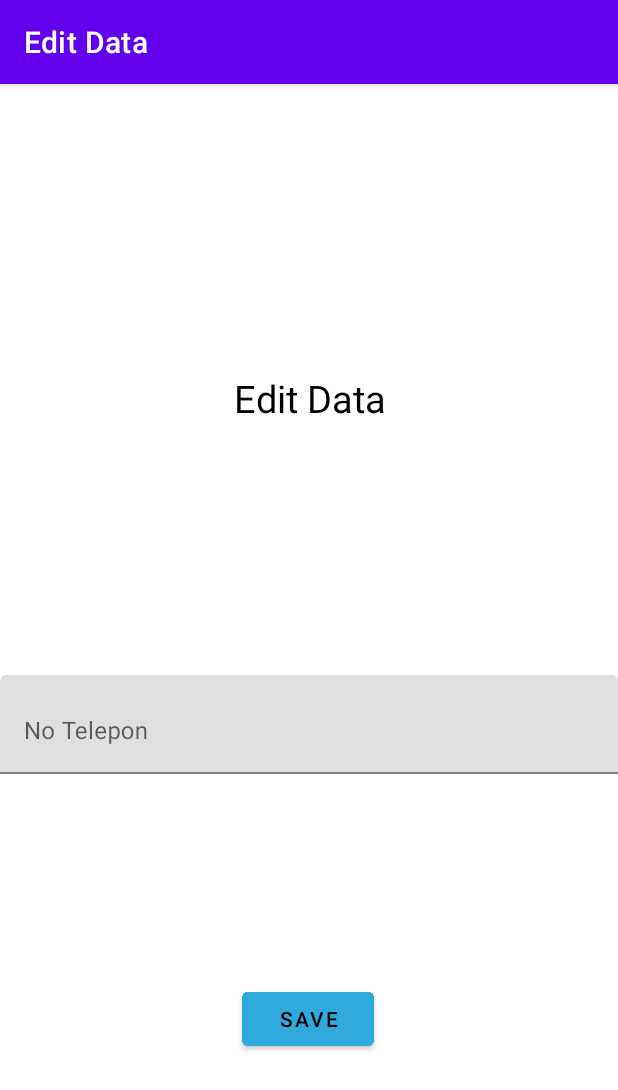
After one commit to Salwasalsabilaa/Activity7_PAM, an Android app: the edit_teman screen opened directly, with no data from a screen before it, on a phone screen of 412 x 824 dp. The commit adds this screen. Shown: the top 1090 px of the screen. Run offline under Robolectric (Android 15) with nearby library versions, the phone set to English and light mode, and no system bars.

Commit message:
Delete and Update

```diff
--- a/app/src/main/AndroidManifest.xml
+++ b/app/src/main/AndroidManifest.xml
@@ -10,6 +10,9 @@
         android:supportsRtl="true"
         android:theme="@style/Theme.ActSQLite">
         <activity
+            android:name=".edit_teman"
+            android:exported="false" />
+        <activity
             android:name=".MainActivity"
             android:exported="true">
             <intent-filter>
--- /dev/null
+++ b/app/src/main/java/com/example/actsqlite/edit_teman.java
@@ -0,0 +1,61 @@
+package com.example.actsqlite;
+
+import androidx.appcompat.app.AppCompatActivity;
+
+import android.content.Intent;
+import android.os.Bundle;
+import android.view.View;
+import android.widget.Button;
+import android.widget.Toast;
+
+import com.example.actsqlite.database.DBController;
+import com.google.android.material.textfield.TextInputEditText;
+
+import java.util.HashMap;
+
+public class edit_teman extends AppCompatActivity {
+    TextInputEditText Nama,Telepon;
+    Button Save;
+    String nma,tlp,id;
+    DBController controller = new DBController(this);
+
+    @Override
+    protected void onCreate(Bundle savedInstanceState) {
+        super.onCreate(savedInstanceState);
+        setContentView(R.layout.activity_edit_teman);
+
+        Nama = findViewById(R.id.edNama);
+        Telepon = findViewById(R.id.edTelp);
+        Save = findViewById(R.id.simpanBtn);
+        id = getIntent().getStringExtra("id");
+        nma = getIntent().getStringExtra("nama");
+        tlp = getIntent().getStringExtra("telpon");
+
+        setTitle("Edit Data");
+        Nama.setText(nma);
+        Telepon.setText(tlp);
+
+        Save.setOnClickListener(new View.OnClickListener(){
+            @Override
+            public void onClick(View v) {
+                if(Nama.getText().toString().equals("") || Telepon.getText().toString().equals("")){
+                    Toast.makeText(getApplicationContext(),"Mohon isi data terlebih dahulu !!!",Toast.LENGTH_LONG).show();
+                }else{
+                    nma = Nama.getText().toString();
+                    tlp = Telepon.getText().toString();
+                    HashMap<String,String> values = new HashMap<>();
+                    values.put("id",id);
+                    values.put("nama",nma);
+                    values.put("telpon",tlp);
+                    controller.UpdateData(values);
+                    callHome();
+                }
+            }
+        });
+    }
+    public void callHome(){
+        Intent i = new Intent(edit_teman.this,MainActivity.class);
+        startActivity(i);
+        finish();
+    }
+}
--- /dev/null
+++ b/app/src/main/res/layout/activity_edit_teman.xml
@@ -0,0 +1,75 @@
+<?xml version="1.0" encoding="utf-8"?>
+<androidx.constraintlayout.widget.ConstraintLayout xmlns:android="http://schemas.android.com/apk/res/android"
+    xmlns:app="http://schemas.android.com/apk/res-auto"
+    xmlns:tools="http://schemas.android.com/tools"
+    android:layout_width="match_parent"
+    android:layout_height="match_parent"
+    tools:context=".edit_teman">
+
+    <com.google.android.material.textfield.TextInputLayout
+        android:id="@+id/textInputLayout2"
+        android:layout_width="match_parent"
+        android:layout_height="wrap_content"
+        android:layout_marginTop="75dp"
+        app:layout_constraintBottom_toBottomOf="parent"
+        app:layout_constraintEnd_toEndOf="parent"
+        app:layout_constraintStart_toStartOf="parent"
+        app:layout_constraintTop_toTopOf="parent">
+
+        <com.google.android.material.textfield.TextInputEditText
+            android:id="@+id/edNama"
+            android:layout_width="match_parent"
+            android:layout_height="wrap_content"
+            android:hint="@string/tnama"
+            android:textColorHint="@color/black"
+            tools:background="@color/white"/>
+
+    </com.google.android.material.textfield.TextInputLayout>
+
+    <com.google.android.material.textfield.TextInputLayout
+        android:id="@+id/textInputLayout3"
+        android:layout_width="match_parent"
+        android:layout_height="wrap_content"
+        android:layout_marginTop="10dp"
+        app:layout_constraintEnd_toEndOf="@+id/textInputLayout2"
+        app:layout_constraintStart_toStartOf="@+id/textInputLayout2"
+        app:layout_constraintTop_toTopOf="@+id/textInputLayout2">
+
+        <com.google.android.material.textfield.TextInputEditText
+            android:id="@+id/edTelp"
+            android:layout_width="match_parent"
+            android:layout_height="wrap_content"
+            android:hint="@string/tnotelp"
+            android:textColor="@color/black"
+            android:textColorHint="@color/black"/>
+
+    </com.google.android.material.textfield.TextInputLayout>
+
+    <Button
+        android:id="@+id/simpanBtn"
+        android:layout_width="wrap_content"
+        android:layout_height="wrap_content"
+        android:text="@string/tsimpan"
+        android:textColor="@color/black"
+        android:backgroundTint="@color/blue"
+        app:layout_constraintBottom_toBottomOf="parent"
+        app:layout_constraintEnd_toEndOf="@+id/textInputLayout3"
+        app:layout_constraintHorizontal_bias="0.498"
+        app:layout_constraintStart_toStartOf="@+id/textInputLayout3"
+        app:layout_constraintTop_toTopOf="@+id/textInputLayout3"
+        app:layout_constraintVertical_bias="0.618"/>
+
+    <TextView
+        android:id="@+id/textView"
+        android:layout_width="127dp"
+        android:layout_height="66dp"
+        android:text="@string/teditdata"
+        android:textAlignment="center"
+        android:textColor="@color/black"
+        android:textSize="25dp"
+        app:layout_constraintBottom_toBottomOf="@+id/textInputLayout2"
+        app:layout_constraintEnd_toEndOf="parent"
+        app:layout_constraintStart_toStartOf="parent"
+        app:layout_constraintTop_toTopOf="parent"/>
+
+</androidx.constraintlayout.widget.ConstraintLayout>
--- /dev/null
+++ b/app/src/main/res/menu/menu.xml
@@ -0,0 +1,6 @@
+<?xml version="1.0" encoding="utf-8"?>
+<menu xmlns:android="http://schemas.android.com/apk/res/android">
+    <item android:id="@+id/mnEdit" android:title="@string/teditdata"/>
+    <item android:id="@+id/mnHapus" android:title="@string/tdeletedata"/>
+
+</menu>
--- a/app/src/main/res/values/colors.xml
+++ b/app/src/main/res/values/colors.xml
@@ -7,4 +7,5 @@
     <color name="teal_700">#FF018786</color>
     <color name="black">#FF000000</color>
     <color name="white">#FFFFFFFF</color>
+    <color name="blue">#30AADD</color>
 </resources>
--- a/app/src/main/res/values/strings.xml
+++ b/app/src/main/res/values/strings.xml
@@ -1,3 +1,11 @@
 <resources>
     <string name="app_name">ActSQLite</string>
+    <string name="tdeletedata">Delete Data</string>
+    <string name="tsimpan">Save</string>
+    <string name="tcancel">Cancel</string>
+    <string name="teditdata">Edit Data</string>
+    <string name="tnama">Nama</string>
+    <string name="tnotelp">No Telepon</string>
+    <string name="tcreatedata">Create Data</string>
+    <string name="tview">View</string>
 </resources>
```
Also changed, not shown: app/src/main/java/com/example/actsqlite/adapter/TemanAdapter.java (+46 -5 lines), app/src/main/java/com/example/actsqlite/database/DBController.java (+13 -0 lines).
